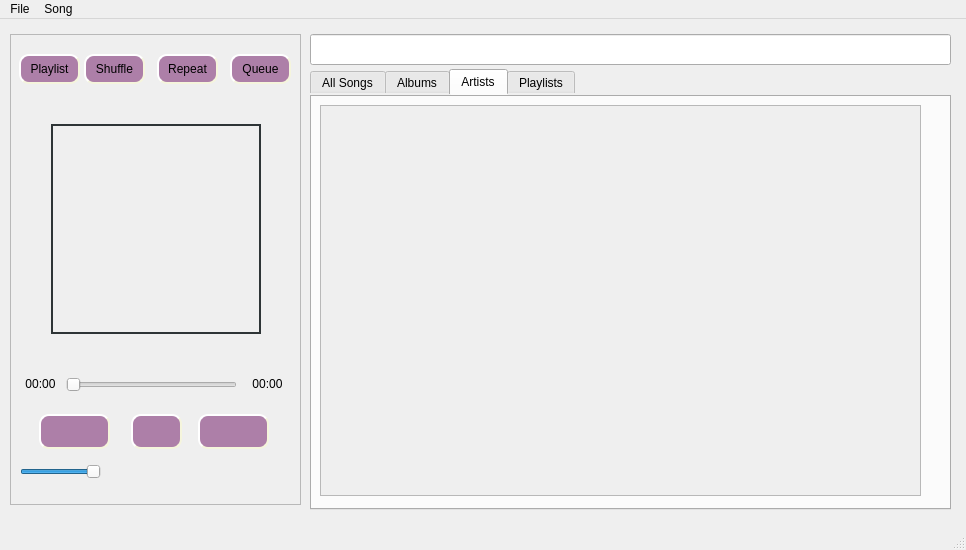
Before: the Qt Designer form src/player.ui in pirxus/waPlayer, drawn with Qt 5.
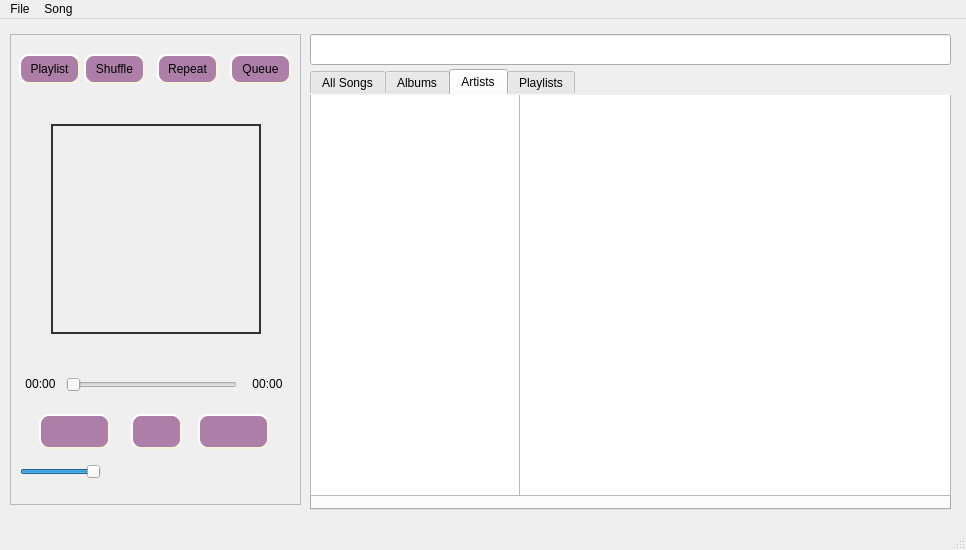
After: the same form once the commit is applied. The open tabs and pages were chosen to show the change. Icons and pictures are not drawn.

Commit message: added artist tab widgets, almost functional

The edit to the form file:
```diff
--- a/src/player.ui
+++ b/src/player.ui
@@ -231,31 +231,87 @@
      <attribute name="title">
       <string>Artists</string>
      </attribute>
-     <widget class="QScrollArea" name="scrollArea">
+     <widget class="QListWidget" name="listArtistNames">
       <property name="geometry">
        <rect>
-        <x>10</x>
-        <y>10</y>
-        <width>601</width>
-        <height>391</height>
+        <x>0</x>
+        <y>-2</y>
+        <width>212</width>
+        <height>403</height>
        </rect>
       </property>
       <property name="focusPolicy">
        <enum>Qt::NoFocus</enum>
       </property>
-      <property name="widgetResizable">
+      <property name="alternatingRowColors">
        <bool>true</bool>
       </property>
-      <widget class="QWidget" name="scrollAreaWidgetContents">
-       <property name="geometry">
-        <rect>
-         <x>0</x>
-         <y>0</y>
-         <width>597</width>
-         <height>387</height>
-        </rect>
-       </property>
-      </widget>
+      <property name="iconSize">
+       <size>
+        <width>32</width>
+        <height>32</height>
+       </size>
+      </property>
+     </widget>
+     <widget class="QTableWidget" name="tableAlbumContent">
+      <property name="geometry">
+       <rect>
+        <x>209</x>
+        <y>-2</y>
+        <width>432</width>
+        <height>403</height>
+       </rect>
+      </property>
+      <property name="focusPolicy">
+       <enum>Qt::NoFocus</enum>
+      </property>
+      <property name="horizontalScrollBarPolicy">
+       <enum>Qt::ScrollBarAlwaysOff</enum>
+      </property>
+      <property name="sizeAdjustPolicy">
+       <enum>QAbstractScrollArea::AdjustToContents</enum>
+      </property>
+      <property name="editTriggers">
+       <set>QAbstractItemView::NoEditTriggers</set>
+      </property>
+      <property name="selectionBehavior">
+       <enum>QAbstractItemView::SelectRows</enum>
+      </property>
+      <property name="iconSize">
+       <size>
+        <width>37</width>
+        <height>37</height>
+       </size>
+      </property>
+      <property name="showGrid">
+       <bool>false</bool>
+      </property>
+      <property name="cornerButtonEnabled">
+       <bool>false</bool>
+      </property>
+      <property name="rowCount">
+       <number>0</number>
+      </property>
+      <property name="columnCount">
+       <number>2</number>
+      </property>
+      <attribute name="horizontalHeaderVisible">
+       <bool>false</bool>
+      </attribute>
+      <attribute name="horizontalHeaderDefaultSectionSize">
+       <number>330</number>
+      </attribute>
+      <attribute name="horizontalHeaderShowSortIndicator" stdset="0">
+       <bool>false</bool>
+      </attribute>
+      <attribute name="horizontalHeaderStretchLastSection">
+       <bool>true</bool>
+      </attribute>
+      <attribute name="verticalHeaderVisible">
+       <bool>false</bool>
+      </attribute>
+      <column/>
+      <column/>
      </widget>
     </widget>
     <widget class="QWidget" name="tab_playlists">
```
Left out of the diff: 5 changed lines with no effect on the pictures. The commit also changes 3 other files.
